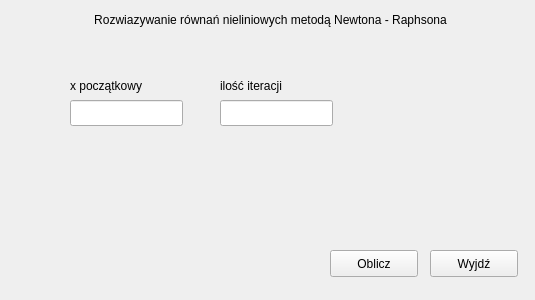
The window that application/mainwindow.ui (wiekonek/Newton-Raphson) describes before a commit, drawn with Qt 5.
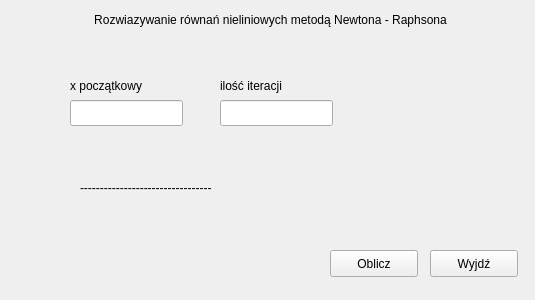
The same window after the commit.

```diff
--- a/application/mainwindow.ui
+++ b/application/mainwindow.ui
@@ -102,6 +102,19 @@
      <string>ilość iteracji</string>
     </property>
    </widget>
+   <widget class="QLabel" name="label_ret">
+    <property name="geometry">
+     <rect>
+      <x>80</x>
+      <y>180</y>
+      <width>241</width>
+      <height>16</height>
+     </rect>
+    </property>
+    <property name="text">
+     <string>---------------------------------</string>
+    </property>
+   </widget>
   </widget>
  </widget>
  <layoutdefault spacing="6" margin="11"/>
```
